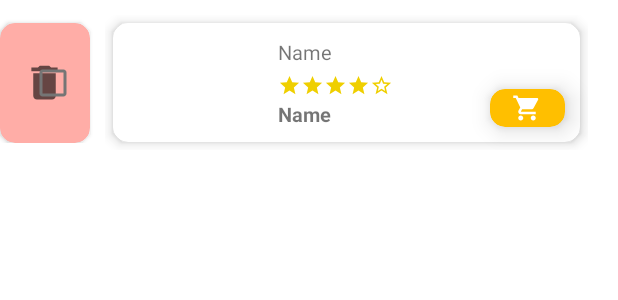
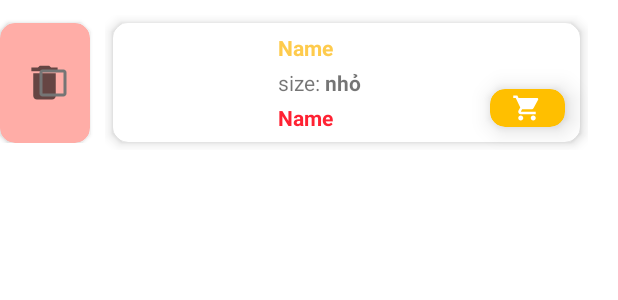
Before and after one commit to vienhuynhemc/eat-simple, an Android app: the layout activity_wishlist_item.xml on its own in the app's theme, with its tools: preview values and no code run, on a phone screen of 412 x 824 dp. Shown: the top 300 px of the screen. Run offline under Robolectric (Android 15) with nearby library versions, the light colour scheme and no system bars; plain views replace SwipeRevealLayout.

Commit message:
cập nhật wishlist

```diff
--- a/app/src/main/java/com/vientamthuong/eatsimple/wishlist/WishlistDAO.java
+++ b/app/src/main/java/com/vientamthuong/eatsimple/wishlist/WishlistDAO.java
@@ -16,14 +16,14 @@ import java.util.ArrayList;
 
 public class WishlistDAO {
     DatabaseReference database = FirebaseDatabase.getInstance().getReference().child("yeu_thich");
-    public boolean deleteWishlist(String idCustomer, String idDish){
+    public boolean deleteWishlist(String idCustomer, String idDish,String size){
         if (database.child(idCustomer) == null){
             Log.d("WWW","Không tồn tại khách hàng!");
             return false;
         }
         else{
-            if(database.child(idCustomer).child(idDish) != null) {
-                database.child(idCustomer).child(idDish).removeValue();
+            if(database.child(idCustomer).child(idDish+"_"+size) != null) {
+                database.child(idCustomer).child(idDish+"_"+size).removeValue();
                 return true;
             }
             else{
--- a/app/src/main/res/layout/activity_wishlist_item.xml
+++ b/app/src/main/res/layout/activity_wishlist_item.xml
@@ -59,6 +59,7 @@
                        android:orientation="horizontal">
                        <ImageView
                            android:id="@+id/imgP"
+                           android:scaleType="fitXY"
                            android:layout_gravity="center"
                            android:layout_width="100dp"
                            android:layout_height="100dp"
@@ -67,67 +68,50 @@
                            android:layout_marginLeft="10dp"
                            android:layout_gravity="center"
                            android:layout_width="wrap_content"
-                           android:layout_height="80dp"
+                           android:layout_height="70dp"
                            android:orientation="vertical">
                            <TextView
-                               android:layout_marginTop="10dp"
+                               android:layout_weight="1"
                                android:id="@+id/nameP"
+                               android:textStyle="bold"
+                               android:textColor="@color/color_main"
+                               android:gravity="center_vertical"
                                android:layout_width="match_parent"
                                android:layout_height="wrap_content"
                                android:text="Name"
-                               android:textSize="13sp"/>
+                               android:textSize="14sp"/>
                            <LinearLayout
-                               android:layout_marginTop="5dp"
-                               android:layout_marginBottom="5dp"
+                               android:layout_weight="1"
                                android:layout_width="match_parent"
                                android:layout_height="wrap_content"
                                android:orientation="horizontal">
-                               <ImageView
+                               <TextView
+                                   android:gravity="center"
+                                   android:layout_gravity="center"
+                                   android:layout_width="wrap_content"
+                                   android:text="size: "
+                                   android:layout_height="wrap_content"/>
+                               <TextView
+                                   android:id="@+id/activity_wishlist_size"
+                                   android:textStyle="bold"
+                                   android:gravity="center"
+                                   android:layout_gravity="center"
+                                   android:layout_width="wrap_content"
+                                   android:text="nhỏ"
+                                   android:layout_height="match_parent"/>
 
-                                   android:src="@drawable/activity_wishlist_item_star"
-                                   android:layout_width="15dp"
-                                   android:layout_height="15dp"/>
-                               <ImageView
-
-                                   android:src="@drawable/activity_wishlist_item_star"
-                                   android:layout_width="15dp"
-                                   android:layout_height="15dp"/>
-                               <ImageView
-
-                                   android:src="@drawable/activity_wishlist_item_star"
-                                   android:layout_width="15dp"
-                                   android:layout_height="15dp"/>
-                               <ImageView
-
-                                   android:src="@drawable/activity_wishlist_item_star"
-                                   android:layout_width="15dp"
-                                   android:layout_height="15dp"/>
-                               <ImageView
-
-                                   android:src="@drawable/activity_wishlist_item_icon_start_border"
-                                   android:layout_width="15dp"
-                                   android:layout_height="15dp"/>
 
                            </LinearLayout>
                            <TextView
-                                android:visibility="gone"
-                               android:layout_marginTop="5dp"
-                               android:layout_marginBottom="5dp"
-                               android:textColor="#A3A9AF"
-                               android:id="@+id/desP"
+                               android:layout_weight="1"
+                               android:gravity="left|center_vertical"
+                               android:textStyle="bold"
+                               android:id="@+id/priceP"
                                android:layout_width="match_parent"
                                android:layout_height="wrap_content"
                                android:text="Name"
-                               android:textSize="13sp"/>
-                           <TextView
-                               android:layout_marginBottom="10dp"
-                               android:gravity="bottom"
-                               android:textStyle="bold"
-                               android:id="@+id/priceP"
-                               android:layout_width="match_parent"
-                               android:layout_height="match_parent"
-                               android:text="Name"
-                               android:textSize="13sp"/>
+                               android:textColor="#f23"
+                               android:textSize="14sp"/>
                        </LinearLayout>
                    </LinearLayout>
                </androidx.cardview.widget.CardView>
```
Also changed, not shown: app/src/main/java/com/vientamthuong/eatsimple/login/ProfileActivity.java (+16 -0 lines), app/src/main/java/com/vientamthuong/eatsimple/wishlist/Wishlist.java (+44 -13 lines), app/src/main/java/com/vientamthuong/eatsimple/wishlist/WishlistActivity.java (+34 -11 lines), app/src/main/java/com/vientamthuong/eatsimple/wishlist/WishlistAdapter.java (+49 -45 lines), app/src/main/res/drawable/activity_profile_wishlist_icon.xml (added, +10 -0 lines), app/src/main/res/layout/activity_profile.xml (+30 -0 lines), app/src/main/res/layout/activity_wishlist.xml (+8 -0 lines).
